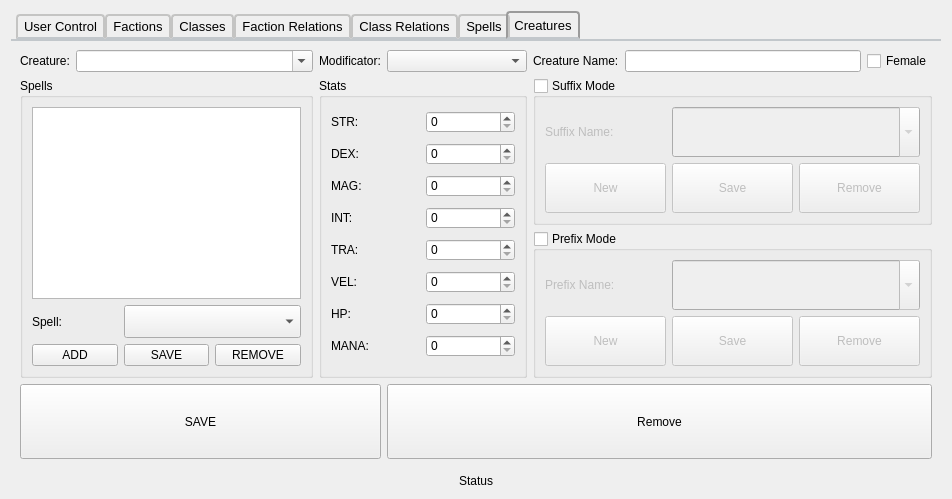
The window that admincontrolform.ui (SpaceWind/battle_progress_client) describes before a commit, drawn with Qt 5.
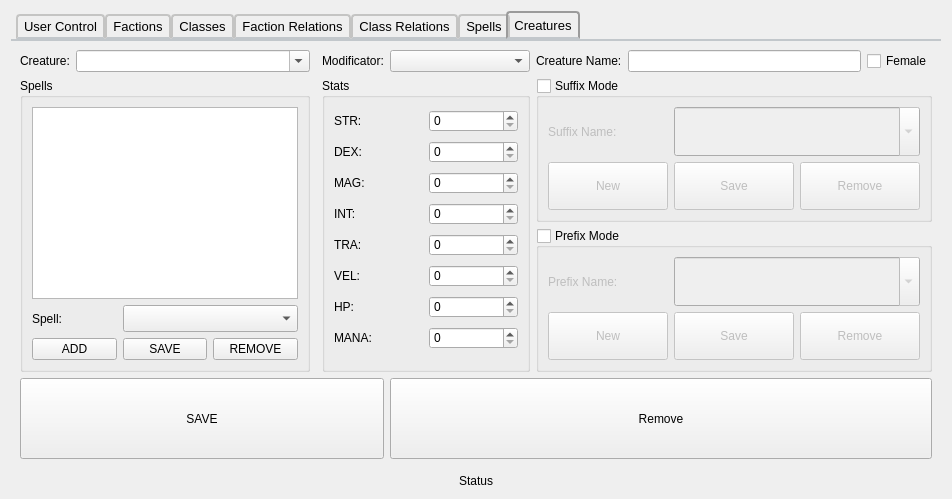
The same window after the commit. Icons and pictures are not drawn. Custom widgets are drawn as their Qt base class.

Commit message: custom combobox

```diff
--- a/admincontrolform.ui
+++ b/admincontrolform.ui
@@ -1352,34 +1352,11 @@
             </property>
            </widget>
           </item>
-          <item row="3" column="2">
-           <widget class="QPushButton" name="creature_spell_remove">
-            <property name="sizePolicy">
-             <sizepolicy hsizetype="Minimum" vsizetype="Expanding">
-              <horstretch>0</horstretch>
-              <verstretch>0</verstretch>
-             </sizepolicy>
-            </property>
-            <property name="text">
-             <string>REMOVE</string>
-            </property>
-            <property name="icon">
-             <iconset resource="main.qrc">
-              <normaloff>:/assets/delete.ico</normaloff>:/assets/delete.ico</iconset>
-            </property>
-            <property name="iconSize">
-             <size>
-              <width>48</width>
-              <height>48</height>
-             </size>
-            </property>
-           </widget>
-          </item>
           <item row="0" column="0" colspan="3">
            <widget class="QListWidget" name="creature_spell_list"/>
           </item>
           <item row="1" column="1" colspan="2">
-           <widget class="QComboBox" name="creature_spell_combobox">
+           <widget class="CustomDropListComboBox" name="creature_spell_combobox">
             <property name="sizePolicy">
              <sizepolicy hsizetype="Preferred" vsizetype="Expanding">
               <horstretch>0</horstretch>
@@ -1388,15 +1365,74 @@
             </property>
             <property name="font">
              <font>
-              <pointsize>16</pointsize>
+              <pointsize>12</pointsize>
              </font>
             </property>
+            <property name="styleSheet">
+             <string notr="true">QComboBox QAbstractItemView {
+	border-radius: 6px;
+    border: 2px solid darkgray;
+    selection-background-color: orange;
+}
+
+QComboBox QAbstractItemView::item {
+min-height: 10px;
+margin-top: 3px;
+}
+</string>
+            </property>
+           </widget>
+          </item>
+          <item row="3" column="2">
+           <widget class="QPushButton" name="creature_spell_remove">
+            <property name="sizePolicy">
+             <sizepolicy hsizetype="Minimum" vsizetype="Expanding">
+              <horstretch>0</horstretch>
+              <verstretch>0</verstretch>
+             </sizepolicy>
+            </property>
+            <property name="text">
+             <string>REMOVE</string>
+            </property>
+            <property name="icon">
+             <iconset resource="main.qrc">
+              <normaloff>:/assets/delete.ico</normaloff>:/assets/delete.ico</iconset>
+            </property>
+            <property name="iconSize">
+             <size>
+              <width>48</width>
+              <height>48</height>
+             </size>
+            </property>
            </widget>
           </item>
          </layout>
         </widget>
        </item>
-       <item row="0" column="4">
+       <item row="4" column="4" colspan="4">
+        <widget class="QPushButton" name="creature_remove">
+         <property name="sizePolicy">
+          <sizepolicy hsizetype="Minimum" vsizetype="Expanding">
+           <horstretch>0</horstretch>
+           <verstretch>0</verstretch>
+          </sizepolicy>
+         </property>
+         <property name="text">
+          <string>Remove</string>
+         </property>
+         <property name="icon">
+          <iconset resource="main.qrc">
+           <normaloff>:/assets/delete.ico</normaloff>:/assets/delete.ico</iconset>
+         </property>
+         <property name="iconSize">
+          <size>
+           <width>48</width>
+           <height>48</height>
+          </size>
+         </property>
+        </widget>
+       </item>
+       <item row="0" column="5">
         <widget class="QLabel" name="label_47">
          <property name="frameShadow">
           <enum>QFrame::Raised</enum>
@@ -1435,7 +1471,30 @@
          </property>
         </widget>
        </item>
-       <item row="0" column="5">
+       <item row="4" column="0" colspan="4">
+        <widget class="QPushButton" name="creature_save">
+         <property name="sizePolicy">
+          <sizepolicy hsizetype="Expanding" vsizetype="Expanding">
+           <horstretch>0</horstretch>
+           <verstretch>0</verstretch>
+          </sizepolicy>
+         </property>
+         <property name="text">
+          <string>SAVE</string>
+         </property>
+         <property name="icon">
+          <iconset resource="main.qrc">
+           <normaloff>:/assets/save.png</normaloff>:/assets/save.png</iconset>
+         </property>
+         <property name="iconSize">
+          <size>
+           <width>48</width>
+           <height>48</height>
+          </size>
+         </property>
+        </widget>
+       </item>
+       <item row="0" column="6">
         <widget class="QLineEdit" name="creature_name">
          <property name="sizePolicy">
           <sizepolicy hsizetype="Expanding" vsizetype="Fixed">
@@ -1445,14 +1504,251 @@
          </property>
         </widget>
        </item>
-       <item row="0" column="2">
+       <item row="0" column="3">
         <widget class="QLabel" name="label_35">
          <property name="text">
           <string>Modificator:</string>
          </property>
         </widget>
        </item>
-       <item row="2" column="2" rowspan="2" colspan="2">
+       <item row="2" column="5" colspan="3">
+        <widget class="QGroupBox" name="groupBox_11">
+         <property name="sizePolicy">
+          <sizepolicy hsizetype="Preferred" vsizetype="Expanding">
+           <horstretch>0</horstretch>
+           <verstretch>0</verstretch>
+          </sizepolicy>
+         </property>
+         <property name="title">
+          <string>Suffix Mode</string>
+         </property>
+         <property name="checkable">
+          <bool>true</bool>
+         </property>
+         <property name="checked">
+          <bool>false</bool>
+         </property>
+         <layout class="QGridLayout" name="gridLayout_14">
+          <item row="0" column="0">
+           <widget class="QLabel" name="label_45">
+            <property name="text">
+             <string>Suffix Name: </string>
+            </property>
+           </widget>
+          </item>
+          <item row="1" column="0">
+           <widget class="QPushButton" name="creature_suffix_new">
+            <property name="sizePolicy">
+             <sizepolicy hsizetype="Minimum" vsizetype="Preferred">
+              <horstretch>0</horstretch>
+              <verstretch>0</verstretch>
+             </sizepolicy>
+            </property>
+            <property name="text">
+             <string>New</string>
+            </property>
+            <property name="icon">
+             <iconset resource="main.qrc">
+              <normaloff>:/assets/create.png</normaloff>:/assets/create.png</iconset>
+            </property>
+            <property name="iconSize">
+             <size>
+              <width>48</width>
+              <height>48</height>
+             </size>
+            </property>
+           </widget>
+          </item>
+          <item row="1" column="1">
+           <widget class="QPushButton" name="creature_suffix_save">
+            <property name="sizePolicy">
+             <sizepolicy hsizetype="Minimum" vsizetype="Preferred">
+              <horstretch>0</horstretch>
+              <verstretch>0</verstretch>
+             </sizepolicy>
+            </property>
+            <property name="text">
+             <string>Save</string>
+            </property>
+            <property name="icon">
+             <iconset resource="main.qrc">
+              <normaloff>:/assets/save.png</normaloff>:/assets/save.png</iconset>
+            </property>
+            <property name="iconSize">
+             <size>
+              <width>48</width>
+              <height>48</height>
+             </size>
+            </property>
+           </widget>
+          </item>
+          <item row="1" column="2">
+           <widget class="QPushButton" name="creature_suffix_remove">
+            <property name="sizePolicy">
+             <sizepolicy hsizetype="Minimum" vsizetype="Preferred">
+              <horstretch>0</horstretch>
+              <verstretch>0</verstretch>
+             </sizepolicy>
+            </property>
+            <property name="text">
+             <string>Remove</string>
+            </property>
+            <property name="icon">
+             <iconset resource="main.qrc">
+              <normaloff>:/assets/delete.ico</normaloff>:/assets/delete.ico</iconset>
+            </property>
+            <property name="iconSize">
+             <size>
+              <width>48</width>
+              <height>48</height>
+             </size>
+            </property>
+           </widget>
+          </item>
+          <item row="0" column="1" colspan="2">
+           <widget class="QComboBox" name="creature_suffixes">
+            <property name="sizePolicy">
+             <sizepolicy hsizetype="Preferred" vsizetype="Preferred">
+              <horstretch>0</horstretch>
+              <verstretch>0</verstretch>
+             </sizepolicy>
+            </property>
+            <property name="font">
+             <font>
+              <pointsize>16</pointsize>
+             </font>
+            </property>
+            <property name="editable">
+             <bool>true</bool>
+            </property>
+           </widget>
+          </item>
+         </layout>
+        </widget>
+       </item>
+       <item row="3" column="5" colspan="3">
+        <widget class="QGroupBox" name="groupBox_12">
+         <property name="sizePolicy">
+          <sizepolicy hsizetype="Preferred" vsizetype="Expanding">
+           <horstretch>0</horstretch>
+           <verstretch>0</verstretch>
+          </sizepolicy>
+         </property>
+         <property name="title">
+          <string>Prefix Mode</string>
+         </property>
+         <property name="checkable">
+          <bool>true</bool>
+         </property>
+         <property name="checked">
+          <bool>false</bool>
+         </property>
+         <layout class="QGridLayout" name="gridLayout_15">
+          <item row="1" column="1">
+           <widget class="QPushButton" name="creature_prefix_save">
+            <property name="sizePolicy">
+             <sizepolicy hsizetype="Minimum" vsizetype="Preferred">
+              <horstretch>0</horstretch>
+              <verstretch>0</verstretch>
+             </sizepolicy>
+            </property>
+            <property name="text">
+             <string>Save</string>
+            </property>
+            <property name="icon">
+             <iconset resource="main.qrc">
+              <normaloff>:/assets/save.png</normaloff>:/assets/save.png</iconset>
+            </property>
+            <property name="iconSize">
+             <size>
+              <width>48</width>
+              <height>48</height>
+             </size>
+            </property>
+           </widget>
+          </item>
+          <item row="1" column="0">
+           <widget class="QPushButton" name="creature_prefix_new">
+            <property name="sizePolicy">
+             <sizepolicy hsizetype="Minimum" vsizetype="Preferred">
+              <horstretch>0</horstretch>
+              <verstretch>0</verstretch>
+             </sizepolicy>
+            </property>
+            <property name="text">
+             <string>New</string>
+            </property>
+            <property name="icon">
+             <iconset resource="main.qrc">
+              <normaloff>:/assets/create.png</normaloff>:/assets/create.png</iconset>
+            </property>
+            <property name="iconSize">
+             <size>
+              <width>48</width>
+              <height>48</height>
+             </size>
+            </property>
+           </widget>
+          </item>
+          <item row="0" column="0">
+           <widget class="QLabel" name="label_46">
+            <property name="text">
+             <string>Prefix Name:</string>
+            </property>
+           </widget>
+          </item>
+          <item row="1" column="2">
+           <widget class="QPushButton" name="creature_prefix_remove">
+            <property name="sizePolicy">
+             <sizepolicy hsizetype="Minimum" vsizetype="Preferred">
+              <horstretch>0</horstretch>
+              <verstretch>0</verstretch>
+             </sizepolicy>
+            </property>
+            <property name="text">
+             <string>Remove</string>
+            </property>
+            <property name="icon">
+             <iconset resource="main.qrc">
+              <normaloff>:/assets/delete.ico</normaloff>:/assets/delete.ico</iconset>
+            </property>
+            <property name="iconSize">
+             <size>
+              <width>48</width>
+              <height>48</height>
+             </size>
+            </property>
+           </widget>
+          </item>
+          <item row="0" column="1" colspan="2">
+           <widget class="QComboBox" name="creature_prefixes">
+            <property name="sizePolicy">
+             <sizepolicy hsizetype="Preferred" vsizetype="Preferred">
+              <horstretch>0</horstretch>
+              <verstretch>0</verstretch>
+             </sizepolicy>
+            </property>
+            <property name="font">
+             <font>
+              <pointsize>16</pointsize>
+             </font>
+            </property>
+            <property name="editable">
+             <bool>true</bool>
+            </property>
+           </widget>
+          </item>
+         </layout>
+        </widget>
+       </item>
+       <item row="0" column="7">
+        <widget class="QCheckBox" name="creature_gender">
+         <property name="text">
+          <string>Female</string>
+         </property>
+        </widget>
+       </item>
+       <item row="2" column="3" rowspan="2" colspan="2">
         <widget class="QGroupBox" name="groupBox_10">
          <property name="sizePolicy">
           <sizepolicy hsizetype="Preferred" vsizetype="Preferred">
@@ -1547,7 +1843,7 @@
          </layout>
         </widget>
        </item>
-       <item row="0" column="3">
+       <item row="0" column="4">
         <widget class="QComboBox" name="creature_mod">
          <property name="sizePolicy">
           <sizepolicy hsizetype="Preferred" vsizetype="Fixed">
@@ -1563,295 +1859,19 @@
          </property>
         </widget>
        </item>
-       <item row="0" column="6">
-        <widget class="QCheckBox" name="creature_gender">
-         <property name="text">
-          <string>Female</string>
-         </property>
-        </widget>
-       </item>
-       <item row="2" column="4" colspan="3">
-        <widget class="QGroupBox" name="groupBox_11">
-         <property name="sizePolicy">
-          <sizepolicy hsizetype="Preferred" vsizetype="Expanding">
-           <horstretch>0</horstretch>
-           <verstretch>0</verstretch>
-          </sizepolicy>
-         </property>
-         <property name="title">
-          <string>Suffix Mode</string>
-         </property>
-         <property name="checkable">
-          <bool>true</bool>
-         </property>
-         <property name="checked">
-          <bool>false</bool>
-         </property>
-         <layout class="QGridLayout" name="gridLayout_14">
-          <item row="0" column="0">
-           <widget class="QLabel" name="label_45">
-            <property name="text">
-             <string>Suffix Name: </string>
-            </property>
-           </widget>
-          </item>
-          <item row="1" column="0">
-           <widget class="QPushButton" name="creature_suffix_new">
-            <property name="sizePolicy">
-             <sizepolicy hsizetype="Minimum" vsizetype="Preferred">
-              <horstretch>0</horstretch>
-              <verstretch>0</verstretch>
-             </sizepolicy>
-            </property>
-            <property name="text">
-             <string>New</string>
-            </property>
-            <property name="icon">
-             <iconset resource="main.qrc">
-              <normaloff>:/assets/create.png</normaloff>:/assets/create.png</iconset>
-            </property>
-            <property name="iconSize">
-             <size>
-              <width>48</width>
-              <height>48</height>
-             </size>
-            </property>
-           </widget>
-          </item>
-          <item row="1" column="1">
-           <widget class="QPushButton" name="creature_suffix_save">
-            <property name="sizePolicy">
-             <sizepolicy hsizetype="Minimum" vsizetype="Preferred">
-              <horstretch>0</horstretch>
-              <verstretch>0</verstretch>
-             </sizepolicy>
-            </property>
-            <property name="text">
-             <string>Save</string>
-            </property>
-            <property name="icon">
-             <iconset resource="main.qrc">
-              <normaloff>:/assets/save.png</normaloff>:/assets/save.png</iconset>
-            </property>
-            <property name="iconSize">
-             <size>
-              <width>48</width>
-              <height>48</height>
-             </size>
-            </property>
-           </widget>
-          </item>
-          <item row="1" column="2">
-           <widget class="QPushButton" name="creature_suffix_remove">
-            <property name="sizePolicy">
-             <sizepolicy hsizetype="Minimum" vsizetype="Preferred">
-              <horstretch>0</horstretch>
-              <verstretch>0</verstretch>
-             </sizepolicy>
-            </property>
-            <property name="text">
-             <string>Remove</string>
-            </property>
-            <property name="icon">
-             <iconset resource="main.qrc">
-              <normaloff>:/assets/delete.ico</normaloff>:/assets/delete.ico</iconset>
-            </property>
-            <property name="iconSize">
-             <size>
-              <width>48</width>
-              <height>48</height>
-             </size>
-            </property>
-           </widget>
-          </item>
-          <item row="0" column="1" colspan="2">
-           <widget class="QComboBox" name="creature_suffixes">
-            <property name="sizePolicy">
-             <sizepolicy hsizetype="Preferred" vsizetype="Preferred">
-              <horstretch>0</horstretch>
-              <verstretch>0</verstretch>
-             </sizepolicy>
-            </property>
-            <property name="font">
-             <font>
-              <pointsize>16</pointsize>
-             </font>
-            </property>
-            <property name="editable">
-             <bool>true</bool>
-            </property>
-           </widget>
-          </item>
-         </layout>
-        </widget>
-       </item>
-       <item row="3" column="4" colspan="3">
-        <widget class="QGroupBox" name="groupBox_12">
-         <property name="sizePolicy">
-          <sizepolicy hsizetype="Preferred" vsizetype="Expanding">
-           <horstretch>0</horstretch>
-           <verstretch>0</verstretch>
-          </sizepolicy>
-         </property>
-         <property name="title">
-          <string>Prefix Mode</string>
-         </property>
-         <property name="checkable">
-          <bool>true</bool>
-         </property>
-         <property name="checked">
-          <bool>false</bool>
-         </property>
-         <layout class="QGridLayout" name="gridLayout_15">
-          <item row="1" column="1">
-           <widget class="QPushButton" name="creature_prefix_save">
-            <property name="sizePolicy">
-             <sizepolicy hsizetype="Minimum" vsizetype="Preferred">
-              <horstretch>0</horstretch>
-              <verstretch>0</verstretch>
-             </sizepolicy>
-            </property>
-            <property name="text">
-             <string>Save</string>
-            </property>
-            <property name="icon">
-             <iconset resource="main.qrc">
-              <normaloff>:/assets/save.png</normaloff>:/assets/save.png</iconset>
-            </property>
-            <property name="iconSize">
-             <size>
-              <width>48</width>
-              <height>48</height>
-             </size>
-            </property>
-           </widget>
-          </item>
-          <item row="1" column="0">
-           <widget class="QPushButton" name="creature_prefix_new">
-            <property name="sizePolicy">
-             <sizepolicy hsizetype="Minimum" vsizetype="Preferred">
-              <horstretch>0</horstretch>
-              <verstretch>0</verstretch>
-             </sizepolicy>
-            </property>
-            <property name="text">
-             <string>New</string>
-            </property>
-            <property name="icon">
-             <iconset resource="main.qrc">
-              <normaloff>:/assets/create.png</normaloff>:/assets/create.png</iconset>
-            </property>
-            <property name="iconSize">
-             <size>
-              <width>48</width>
-              <height>48</height>
-             </size>
-            </property>
-           </widget>
-          </item>
-          <item row="0" column="0">
-           <widget class="QLabel" name="label_46">
-            <property name="text">
-             <string>Prefix Name:</string>
-            </property>
-           </widget>
-          </item>
-          <item row="1" column="2">
-           <widget class="QPushButton" name="creature_prefix_remove">
-            <property name="sizePolicy">
-             <sizepolicy hsizetype="Minimum" vsizetype="Preferred">
-              <horstretch>0</horstretch>
-              <verstretch>0</verstretch>
-             </sizepolicy>
-            </property>
-            <property name="text">
-             <string>Remove</string>
-            </property>
-            <property name="icon">
-             <iconset resource="main.qrc">
-              <normaloff>:/assets/delete.ico</normaloff>:/assets/delete.ico</iconset>
-            </property>
-            <property name="iconSize">
-             <size>
-              <width>48</width>
-              <height>48</height>
-             </size>
-            </property>
-           </widget>
-          </item>
-          <item row="0" column="1" colspan="2">
-           <widget class="QComboBox" name="creature_prefixes">
-            <property name="sizePolicy">
-             <sizepolicy hsizetype="Preferred" vsizetype="Preferred">
-              <horstretch>0</horstretch>
-              <verstretch>0</verstretch>
-             </sizepolicy>
-            </property>
-            <property name="font">
-             <font>
-              <pointsize>16</pointsize>
-             </font>
-            </property>
-            <property name="editable">
-             <bool>true</bool>
-            </property>
-           </widget>
-          </item>
-         </layout>
-        </widget>
-       </item>
-       <item row="4" column="3" colspan="4">
-        <widget class="QPushButton" name="creature_remove">
-         <property name="sizePolicy">
-          <sizepolicy hsizetype="Minimum" vsizetype="Expanding">
-           <horstretch>0</horstretch>
-           <verstretch>0</verstretch>
-          </sizepolicy>
-         </property>
-         <property name="text">
-          <string>Remove</string>
-         </property>
-         <property name="icon">
-          <iconset resource="main.qrc">
-           <normaloff>:/assets/delete.ico</normaloff>:/assets/delete.ico</iconset>
-         </property>
-         <property name="iconSize">
-          <size>
-           <width>48</width>
-           <height>48</height>
-          </size>
-         </property>
-        </widget>
-       </item>
-       <item row="4" column="0" colspan="3">
-        <widget class="QPushButton" name="creature_save">
-         <property name="sizePolicy">
-          <sizepolicy hsizetype="Expanding" vsizetype="Expanding">
-           <horstretch>0</horstretch>
-           <verstretch>0</verstretch>
-          </sizepolicy>
-         </property>
-         <property name="text">
-          <string>SAVE</string>
-         </property>
-         <property name="icon">
-          <iconset resource="main.qrc">
-           <normaloff>:/assets/save.png</normaloff>:/assets/save.png</iconset>
-         </property>
-         <property name="iconSize">
-          <size>
-           <width>48</width>
-           <height>48</height>
-          </size>
-         </property>
-        </widget>
-       </item>
       </layout>
      </widget>
     </widget>
    </item>
   </layout>
  </widget>
+ <customwidgets>
+  <customwidget>
+   <class>CustomDropListComboBox</class>
+   <extends>QComboBox</extends>
+   <header>customdroplistcombobox.h</header>
+  </customwidget>
+ </customwidgets>
  <resources>
   <include location="main.qrc"/>
  </resources>
```
The commit also changes 4 other files.
